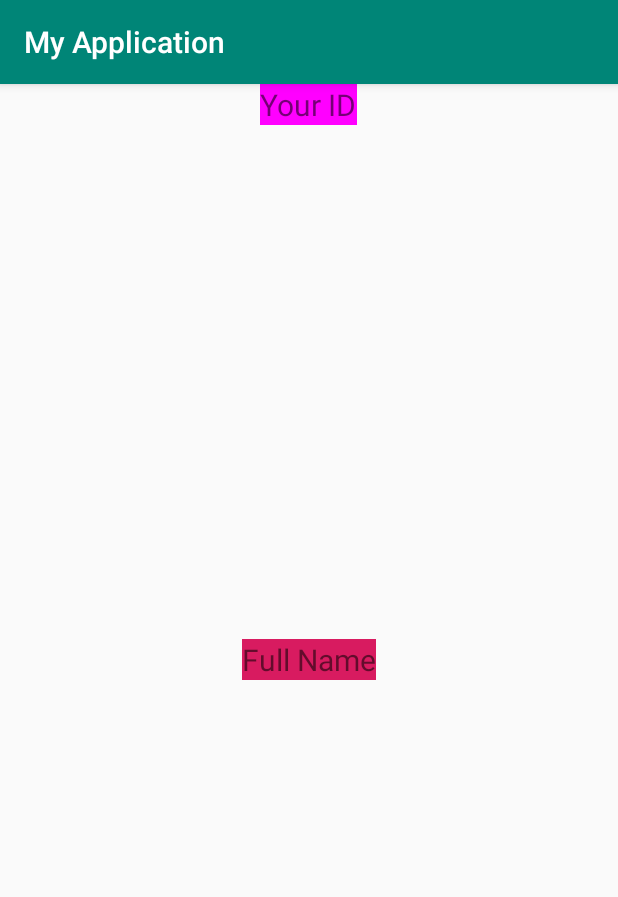
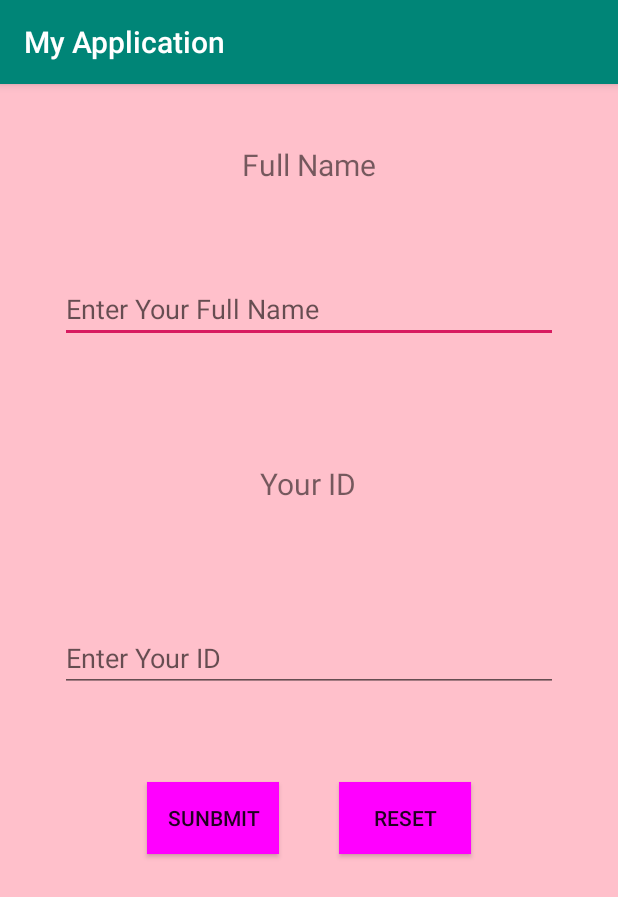
Before and after one commit to vatanak10/Mobile_Application, an Android app: the Relative_Layout screen opened directly, with no data from a screen before it, on a phone screen of 412 x 824 dp. Shown: the top 897 px of the screen. Run offline under Robolectric (Android 15) with nearby library versions, the phone set to English and light mode, and no system bars.

Commit message:
Updated on Relative Layout

```diff
--- a/app/src/main/res/layout/activity_relative__layout.xml
+++ b/app/src/main/res/layout/activity_relative__layout.xml
@@ -5,25 +5,66 @@
         xmlns:app="http://schemas.android.com/apk/res-auto"
         android:layout_width="match_parent"
         android:layout_height="match_parent"
+        android:background="@color/pink"
         tools:context=".Relative_Layout">
     <TextView
-            android:id="@+id/big"
+            android:id="@+id/name"
             android:layout_width="wrap_content"
             android:layout_height="wrap_content"
             android:text="Full Name"
-            android:textSize="20dp"
-            android:layout_centerInParent="true"
-            android:background="@color/colorAccent"
+            android:textSize="20sp"
+            android:layout_marginTop="40dp"
+            android:layout_marginBottom="20dp"
+            android:layout_centerHorizontal="true"
     />
 
     <TextView
-            android:id="@+id/small"
+            android:id="@+id/id"
             android:layout_width="wrap_content"
             android:layout_height="wrap_content"
             android:text="Your ID"
-            android:textSize="20dp"
+            android:textSize="20sp"
+            android:layout_margin="40dp"
+            android:layout_below="@id/edit_name"
             android:layout_centerHorizontal="true"
-            android:background="@color/magenta"
     />
+    <EditText
+            android:layout_width="match_parent"
+            android:layout_height="wrap_content"
+            android:inputType="textPersonName"
+            android:layout_margin="40dp"
+            android:layout_centerHorizontal="true"
+            android:layout_below="@id/name"
+            android:ems="10"
+            android:id="@+id/edit_name"
+            android:hint="Enter Your Full Name" />
+    <EditText
+            android:layout_width="match_parent"
+            android:layout_height="wrap_content"
+            android:inputType="numberPassword"
+            android:layout_margin="40dp"
+            android:layout_centerHorizontal="true"
+            android:layout_below="@id/id"
+            android:hint="Enter Your ID"
+            android:id="@+id/edit_id"/>
+    <LinearLayout
+            android:orientation="horizontal"
+            android:layout_width="wrap_content"
+            android:layout_height="wrap_content"
+            android:layout_centerHorizontal="true"
+            android:layout_below="@id/edit_id">
+        <Button
+                android:layout_width="wrap_content"
+                android:layout_height="wrap_content"
+                android:background="@color/magenta"
+                android:layout_margin="20dp"
+                android:text="SUNBMIT"/>
+        <Button
+                android:layout_width="wrap_content"
+                android:layout_height="wrap_content"
+                android:background="@color/magenta"
+                android:layout_margin="20dp"
+                android:text="RESET"/>
+    </LinearLayout>
 
 </RelativeLayout>
```
